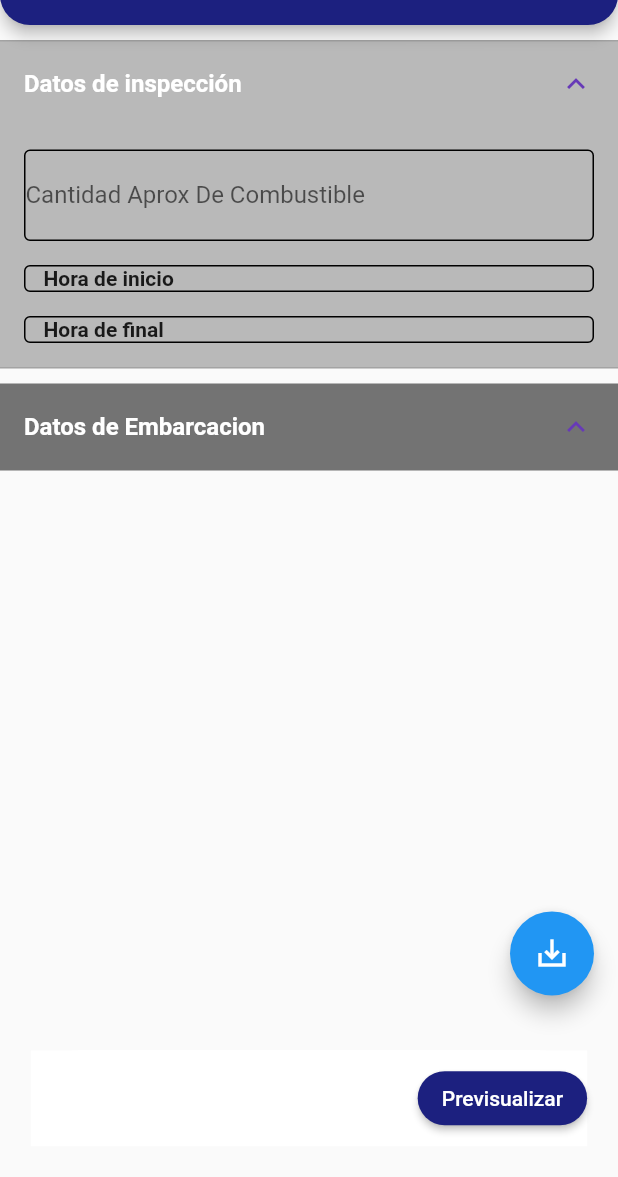
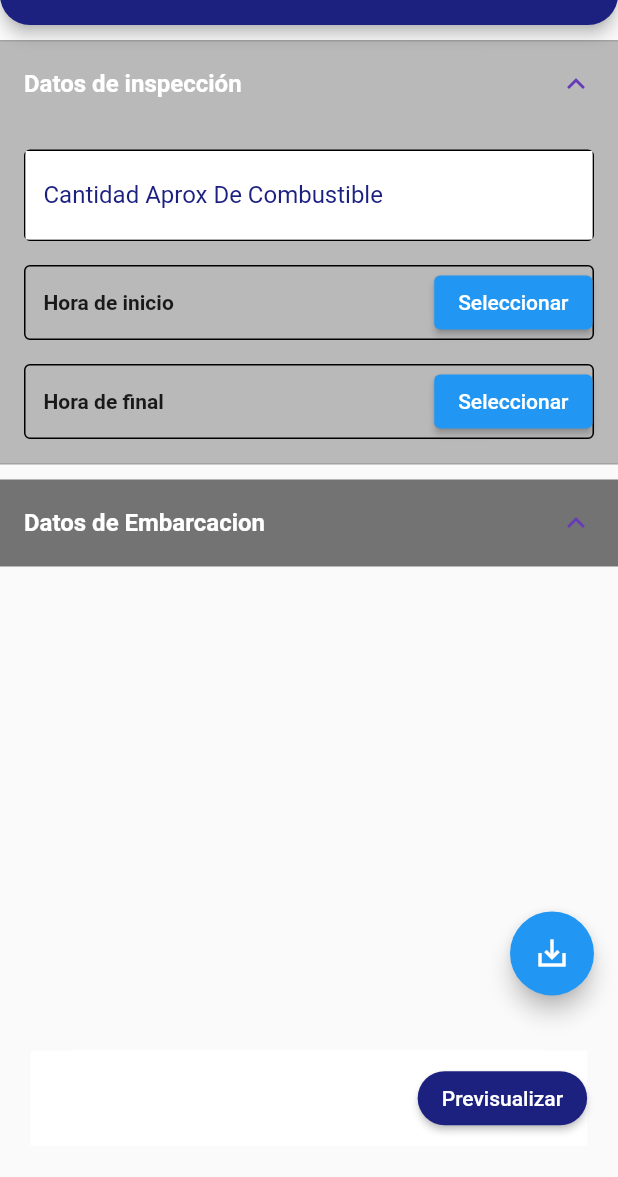
Before and after one commit to Yosh04/appworking, a Flutter app: the FormPage screen opened directly, after a tap on "Datos de inspección", on a phone screen of 412 x 824 dp, the part 59-1236 px from its top. Run offline on Flutter 3.47's test engine with Material 2 defaults, Android fonts, the phone set to English and light mode, and no system bars; our stand-ins replace file_picker, open_file, permission_handler.

Commit message:
Nuevos cambios

```diff
--- a/lib/pageform/widgets form/inspectionForm.dart
+++ b/lib/pageform/widgets form/inspectionForm.dart
@@ -19,13 +19,13 @@ class _InspectionFormState extends State<InspectionForm> {
           crossAxisAlignment: CrossAxisAlignment.stretch,
           children: [
             _buildFormField("Cantidad Aprox De Combustible"),
-            SizedBox(height: 16.0),
+            SizedBox(height: 16),
             _buildTimePicker("Hora de inicio", startTime, (time) {
               setState(() {
                 startTime = time;
               });
             }),
-            SizedBox(height: 16.0),
+            SizedBox(height: 16),
             _buildTimePicker("Hora de final", endTime, (time) {
               setState(() {
                 endTime = time;
@@ -38,7 +38,22 @@ class _InspectionFormState extends State<InspectionForm> {
   }
 
   Widget _buildFormField(String label) {
-    return Container(
+    return Theme(
+      data: ThemeData(
+        primaryColor: const Color(0xFF1C207F), // Color del texto y el borde
+        hintColor: const Color(0xFF1C207F), // Color del texto de sugerencia
+        inputDecorationTheme: InputDecorationTheme(
+          border: OutlineInputBorder(
+            borderSide: BorderSide(color: const Color(0xFF1C207F)), // Color del borde
+          ),
+          focusedBorder: OutlineInputBorder(
+            borderSide: BorderSide(color: const Color(0xFF1C207F)), // Color del borde cuando está enfocado
+          ),
+          filled: true, // Relleno activado
+          fillColor: Colors.white, // Color de fondo
+        ),
+      ),
+      child: Container(
         decoration: BoxDecoration(
           border: Border.all(),
           borderRadius: BorderRadius.circular(4.0),
@@ -49,12 +64,28 @@ class _InspectionFormState extends State<InspectionForm> {
             border: InputBorder.none,
           ),
         ),
+      ),
     );
   }
 
   Widget _buildTimePicker(
       String label, TimeOfDay? selectedTime, Function(TimeOfDay) onTimeSelected) {
-    return SizedBox(
+    return Theme(
+      data: ThemeData(
+        primaryColor: const Color(0xFF1C207F), // Color del texto y el borde
+        hintColor: const Color(0xFF1C207F), // Color del texto de sugerencia
+        inputDecorationTheme: InputDecorationTheme(
+          border: OutlineInputBorder(
+            borderSide: BorderSide(color: const Color(0xFF1C207F)), // Color del borde
+          ),
+          focusedBorder: OutlineInputBorder(
+            borderSide: BorderSide(color: const Color(0xFF1C207F)), // Color del borde cuando está enfocado
+          ),
+          filled: true, // Relleno activado
+          fillColor: Colors.white, // Color de fondo
+        ),
+      ),
+      child: SizedBox(
         width: double.infinity,
         child: Container(
           decoration: BoxDecoration(
@@ -72,10 +103,25 @@ class _InspectionFormState extends State<InspectionForm> {
                   ),
                 ),
               ),
-            Text(selectedTime?.format(context) ?? ''),
+              ElevatedButton(
+                onPressed: () => _selectTime(selectedTime, onTimeSelected),
+                child: Text(selectedTime?.format(context) ?? 'Seleccionar'),
+              ),
             ],
+          ),
         ),
       ),
     );
   }
+
+  Future<void> _selectTime(
+      TimeOfDay? selectedTime, Function(TimeOfDay) onTimeSelected) async {
+    final TimeOfDay? pickedTime = await showTimePicker(
+      context: context,
+      initialTime: selectedTime ?? TimeOfDay.now(),
+    );
+    if (pickedTime != null && pickedTime != selectedTime) {
+      onTimeSelected(pickedTime);
     }
+  }
+}
```
Lines whose indentation alone changed are shown as unchanged.
